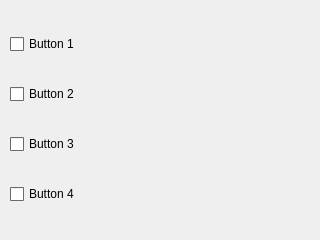
First picture: the form in Qt_Examples/Qt_Widget/hw_button_example/mainwindow.ui, repository bvermeer/Spring_CU_Hackathon_2017, before the edit.
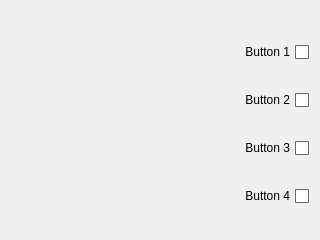
Second picture: the form after the edit.

Commit message: Changed the GUI layout to match the new screen orientation.

What changed in the file:
```diff
--- a/Qt_Examples/Qt_Widget/hw_button_example/mainwindow.ui
+++ b/Qt_Examples/Qt_Widget/hw_button_example/mainwindow.ui
@@ -433,14 +433,17 @@
     <property name="geometry">
      <rect>
       <x>-1</x>
-      <y>-1</y>
+      <y>9</y>
       <width>321</width>
-      <height>241</height>
+      <height>231</height>
      </rect>
     </property>
     <layout class="QVBoxLayout" name="verticalLayout">
      <item>
       <widget class="QCheckBox" name="button1_checkBox">
+       <property name="layoutDirection">
+        <enum>Qt::RightToLeft</enum>
+       </property>
        <property name="text">
         <string>Button 1</string>
        </property>
@@ -451,6 +454,9 @@
      </item>
      <item>
       <widget class="QCheckBox" name="button2_checkBox">
+       <property name="layoutDirection">
+        <enum>Qt::RightToLeft</enum>
+       </property>
        <property name="text">
         <string>Button 2</string>
        </property>
@@ -461,6 +467,9 @@
      </item>
      <item>
       <widget class="QCheckBox" name="button3_checkBox">
+       <property name="layoutDirection">
+        <enum>Qt::RightToLeft</enum>
+       </property>
        <property name="text">
         <string>Button 3</string>
        </property>
@@ -471,6 +480,9 @@
      </item>
      <item>
       <widget class="QCheckBox" name="button4_checkBox">
+       <property name="layoutDirection">
+        <enum>Qt::RightToLeft</enum>
+       </property>
        <property name="text">
         <string>Button 4</string>
        </property>
```
The commit also changes 1 other file.
